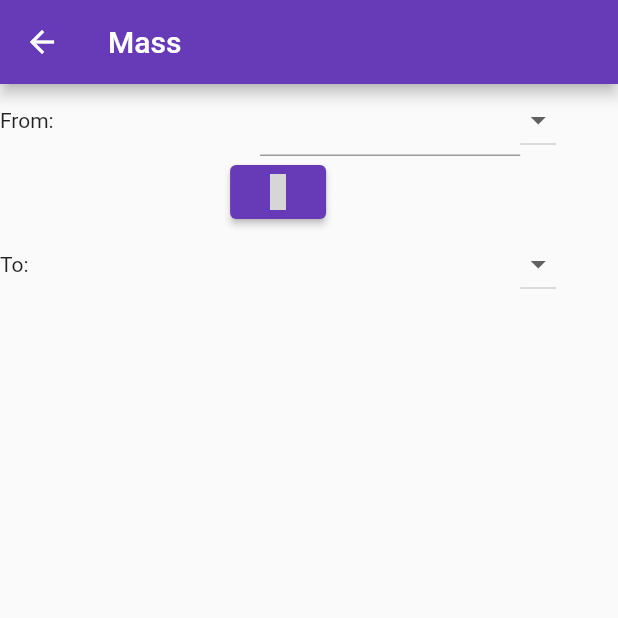
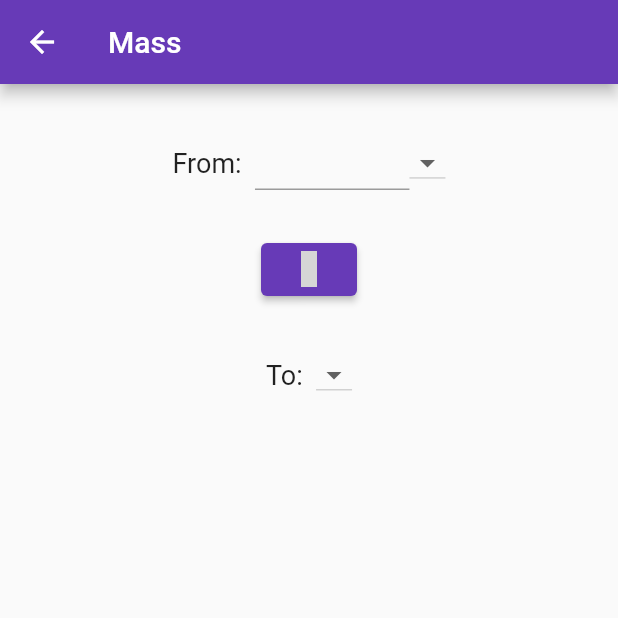
Before and after one commit to ebaustria/flutter_unit_converter, a Flutter app: the MassScreen screen opened directly, on a phone screen of 412 x 824 dp, the top half of it. Run offline on Flutter 3.47's test engine with Material 2 defaults, Android fonts, the phone set to English and light mode, and no system bars; our stand-ins replace material_design_icons_flutter; missing offline and left inert: units_converter; grey boxes are pictures that could not be loaded.

Commit message:
Style adjustments, refactoring

```diff
--- a/lib/Widgets/conversionForm.dart
+++ b/lib/Widgets/conversionForm.dart
@@ -1,3 +1,4 @@
+import 'package:flutter/cupertino.dart';
 import 'package:flutter/material.dart';
 import 'package:flutter_unit_converter/Widgets/dropdownMenu.dart';
 import 'package:material_design_icons_flutter/material_design_icons_flutter.dart';
@@ -50,40 +51,55 @@ class _ConversionFormState extends State<ConversionForm> {
     );
   }
 
+  Widget buildRow(String text, DropdownMenu dropdown, bool isFrom) {
+    return Row(
+      mainAxisAlignment: MainAxisAlignment.center,
+      children: <Widget>[
+        Flexible(child: Text(text, style: TextStyle(fontSize: 18),)),
+        if (isFrom) ...[
+          Flexible(
+            child: TextField(
+              keyboardType: TextInputType.number,
+              onChanged: widget.onTextChanged,
+            ),
+          ),
+        ],
+        Flexible(
+          flex: 2,
+          child: dropdown,
+        ),
+      ],
+    );
+  }
+
   @override
   Widget build(BuildContext context) {
 
     return Container(
-      height: MediaQuery.of(context).size.height * 0.5,
-      width: MediaQuery.of(context).size.width * 0.9,
+      height: MediaQuery.of(context).size.height * 0.3,
       child: Align(
         alignment: Alignment.center,
         child: Column(
           children: <Widget>[
-            Row(
-              mainAxisAlignment: MainAxisAlignment.spaceEvenly,
-              children: <Widget>[
-                Expanded(child: const Text('From: ')),
-                Expanded(
-                  child: TextField(
-                    keyboardType: TextInputType.number,
-                    onChanged: widget.onTextChanged,
-                  ),
-                ),
-                from,
-              ],
+            Spacer(),
+            Flexible(
+              flex: 1,
+              child: buildRow('From:  ', from, true),
             ),
-            ElevatedButton(
-                onPressed: swapUnits,
-                child: const Icon(MdiIcons.swapHorizontal)
+            Spacer(),
+            Flexible(
+              flex: 1,
+              child: ElevatedButton(
+                  onPressed: swapUnits,
+                  child: const Icon(MdiIcons.swapHorizontal)
+              ),
             ),
-            Row(
-              mainAxisAlignment: MainAxisAlignment.spaceAround,
-              children: <Widget>[
-                Expanded(child: const Text('To: ')),
-                to,
-              ],
+            Spacer(),
+            Flexible(
+              flex: 1,
+              child: buildRow('To:  ', to, false),
             ),
+            Spacer(),
           ],
         ),
       ),
```
Also changed, not shown: lib/Screens/temperatureScreen.dart (+16 -14 lines).
